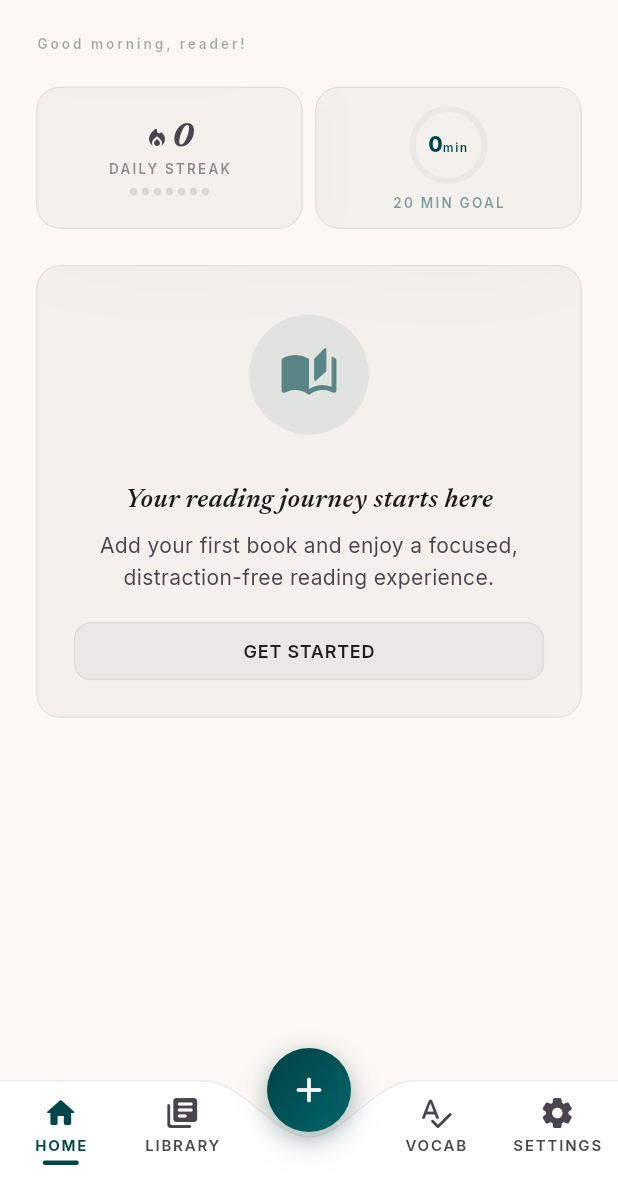
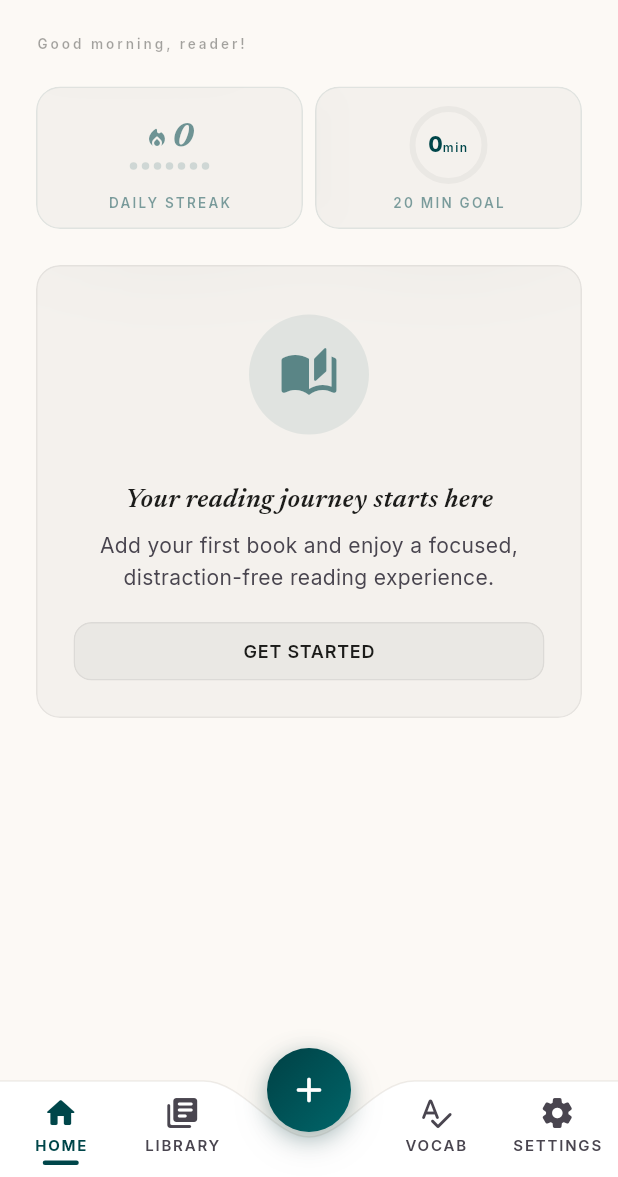
Before and after one commit to henry-azer/readline-app, a Flutter app: the HomeScreen screen opened by its route, on a phone screen of 412 x 824 dp, the part 59-1236 px from its top. Run offline on Flutter 3.47's test engine with Material 3 defaults, Android fonts, the light colour scheme and no system bars; our stand-ins replace confetti, file_picker, fl_chart, flutter_svg, flutter_tts, freezed_annotation and 8 more; missing offline and left inert: syncfusion_flutter_pdf; accounts and stored records are empty.

Commit message:
feat: polish copy, layouts, and import flow
Soften the streak-glass-card layout, rework the import-content-sheet copy
and validation, refine the continue-reading card meta, tighten reading
display + viewmodel + word-definition flow, and align onboarding copy
with the new product voice.

```diff
--- a/lib/features/home/viewmodels/home_viewmodel.dart
+++ b/lib/features/home/viewmodels/home_viewmodel.dart
@@ -1,8 +1,6 @@
-import 'package:flutter/widgets.dart';
 import 'package:rxdart/rxdart.dart';
 import 'package:readline_app/core/di/injection.dart';
 import 'package:readline_app/core/services/celebration_service.dart';
-import 'package:readline_app/core/services/share_card_service.dart';
 import 'package:readline_app/core/services/streak_service.dart';
 import 'package:readline_app/data/contracts/document_repository.dart';
 import 'package:readline_app/data/contracts/session_repository.dart';
@@ -57,7 +55,6 @@ class HomeViewModel {
   final PreferencesRepository _prefsRepo;
   final StreakService _streakService;
   final CelebrationService _celebrationService;
-  final ShareCardService _shareCardService;
   bool _celebrationStartupChecked = false;
 
   final BehaviorSubject<List<DocumentModel>> documents$ =
@@ -82,14 +79,12 @@ class HomeViewModel {
     PreferencesRepository? prefsRepo,
     StreakService? streakService,
     CelebrationService? celebrationService,
-    ShareCardService? shareCardService,
   }) : _docRepo = docRepo ?? getIt<DocumentRepository>(),
        _sessionRepo = sessionRepo ?? getIt<SessionRepository>(),
        _prefsRepo = prefsRepo ?? getIt<PreferencesRepository>(),
        _streakService = streakService ?? getIt<StreakService>(),
        _celebrationService =
-           celebrationService ?? getIt<CelebrationService>(),
-       _shareCardService = shareCardService ?? getIt<ShareCardService>();
+           celebrationService ?? getIt<CelebrationService>();
 
   Stream<CelebrationData?> get pendingCelebration$ =>
       _celebrationService.pendingCelebration$;
@@ -108,9 +103,6 @@ class HomeViewModel {
   }
 
   void clearPendingCelebration() => _celebrationService.clearPending();
-
-  Future<void> shareCelebration(GlobalKey shareKey) =>
-      _shareCardService.captureAndShare(shareKey);
 
   Future<void> refresh() async {
     isLoading$.add(true);
--- a/lib/features/home/widgets/streak_glass_card.dart
+++ b/lib/features/home/widgets/streak_glass_card.dart
@@ -28,15 +28,10 @@ class StreakGlassCard extends StatelessWidget {
   Widget build(BuildContext context) {
     final isDark = context.isDark;
     final isZero = streak.currentStreak == 0;
-    final isActive = !isZero && todayTargetMet;
-    final accent = isDark ? AppColors.primary : AppColors.lightPrimary;
+    final primaryColor = isDark ? AppColors.primary : AppColors.lightPrimary;
     final streakColor = isZero
-        ? (isDark
-              ? AppColors.onSurfaceVariant
-              : AppColors.lightOnSurfaceVariant)
-        : isActive
-        ? accent
-        : accent.withValues(alpha: 0.9);
+        ? primaryColor.withValues(alpha: 0.55)
+        : primaryColor;
 
     return TapScale(
       onTap: onTap,
@@ -52,8 +47,13 @@ class StreakGlassCard extends StatelessWidget {
             decoration: BoxDecoration(
               color: AppColors.glassBackground(isDark),
               borderRadius: AppRadius.lgBorder,
-              border: Border.all(color: streakColor.withValues(alpha: 0.10)),
+              border: Border.all(color: primaryColor.withValues(alpha: 0.08)),
             ),
+            child: Column(
+              mainAxisAlignment: MainAxisAlignment.center,
+              children: [
+                SizedBox(
+                  height: 52,
                   child: Column(
                     mainAxisAlignment: MainAxisAlignment.center,
                     children: [
@@ -83,17 +83,6 @@ class StreakGlassCard extends StatelessWidget {
                         },
                       ),
                       const SizedBox(height: AppSpacing.xxs),
-                Text(
-                  isZero
-                      ? AppStrings.homeStreakLabelZero.tr
-                      : AppStrings.homeStreakLabel.tr,
-                  style: AppTypography.homeProgressMicroLabel.copyWith(
-                    color: streakColor.withValues(alpha: 0.6),
-                  ),
-                  maxLines: 1,
-                  overflow: TextOverflow.ellipsis,
-                ),
-                const SizedBox(height: AppSpacing.xs),
                       Row(
                         mainAxisAlignment: MainAxisAlignment.center,
                         children: List.generate(7, (i) {
@@ -118,6 +107,20 @@ class StreakGlassCard extends StatelessWidget {
                     ],
                   ),
                 ),
+                const SizedBox(height: AppSpacing.xs),
+                Text(
+                  isZero
+                      ? AppStrings.homeStreakLabelZero.tr
+                      : AppStrings.homeStreakLabel.tr,
+                  style: AppTypography.homeProgressMicroLabel.copyWith(
+                    color: primaryColor.withValues(alpha: 0.5),
+                  ),
+                  maxLines: 1,
+                  overflow: TextOverflow.ellipsis,
+                ),
+              ],
+            ),
+          ),
         ),
       ),
     );
--- a/lib/features/onboarding/screens/first_import_screen.dart
+++ b/lib/features/onboarding/screens/first_import_screen.dart
@@ -99,7 +99,7 @@ class FirstImportScreen extends StatelessWidget {
                       bottom: AppSpacing.xs,
                       right: AppSpacing.xs,
                       child: FormatBadge(
-                        label: AppStrings.onboardingFormatEpub.tr,
+                        label: AppStrings.onboardingFormatDocx.tr,
                         color: primary.withValues(alpha: 0.5),
                         onColor: badgeOnColor,
                       ),
--- a/lib/features/onboarding/viewmodels/onboarding_viewmodel.dart
+++ b/lib/features/onboarding/viewmodels/onboarding_viewmodel.dart
@@ -209,7 +209,7 @@ class OnboardingViewModel {
       markOnboardingCompleted();
 
       if (context.mounted) {
-        context.go('${AppRoutes.reading}/${doc.id}?autoPlay=true');
+        context.go('${AppRoutes.reading}/${doc.id}');
       }
     } catch (_) {
       errorMessage$.add(AppStrings.errorSampleText.tr);
--- a/lib/features/reading/widgets/player_settings_sheet.dart
+++ b/lib/features/reading/widgets/player_settings_sheet.dart
@@ -18,7 +18,6 @@ class PlayerSettingsSheet extends StatefulWidget {
   final ValueChanged<String> onFontFamilyChanged;
   final VoidCallback onVocabToggled;
   final ValueChanged<String> onTextAlignmentChanged;
-  final VoidCallback onAutoPlayToggled;
   final ValueChanged<String> onBackgroundChanged;
   final ValueChanged<double> onMarginChanged;
   final ValueChanged<double> onBrightnessChanged;
@@ -40,7 +39,6 @@ class PlayerSettingsSheet extends StatefulWidget {
     required this.onFontFamilyChanged,
     required this.onVocabToggled,
     required this.onTextAlignmentChanged,
-    required this.onAutoPlayToggled,
     required this.onBackgroundChanged,
     required this.onMarginChanged,
     required this.onBrightnessChanged,
```
Also changed, not shown: lib/features/home/widgets/continue_reading_card.dart (+14 -5 lines), lib/features/home/widgets/import_content_sheet.dart (+7 -25 lines), lib/features/reading/screens/reading_screen.dart (+2 -12 lines), lib/features/reading/viewmodels/reading_viewmodel.dart (+4 -10 lines), lib/features/reading/viewmodels/word_definition_viewmodel.dart (+8 -0 lines), lib/features/reading/widgets/reading_display.dart (+45 -1 lines). Lines whose indentation alone changed are shown as unchanged.
